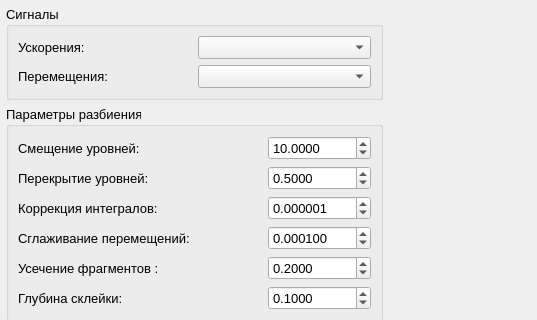
Old version of the form gui/LevelsWindow.ui in the repository Qinterfly/EvalSig; both pictures show x 0 to 537 and y 0 to 320 of the 895 by 574 pixel window.
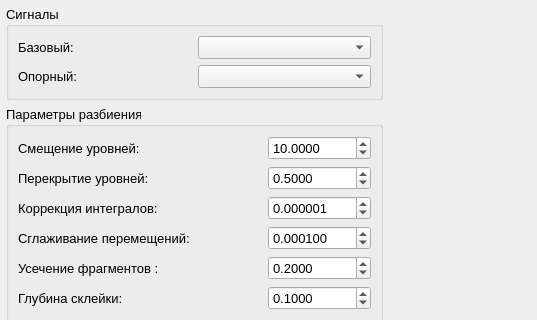
New version of the form. Custom widgets are drawn as their Qt base class.

Commit message: v1.5.7. Исправлены недоработки построения графиков. Проведено переименование ускорения -> базовый, перемещения -> опорный

Diff of the .ui file:
```diff
--- a/gui/LevelsWindow.ui
+++ b/gui/LevelsWindow.ui
@@ -61,7 +61,7 @@
        </property>
        <property name="minimumSize">
         <size>
-         <width>333</width>
+         <width>360</width>
          <height>0</height>
         </size>
        </property>
@@ -78,7 +78,7 @@
         <item row="0" column="0">
          <widget class="QLabel" name="labelAccel">
           <property name="text">
-           <string>Ускорения:</string>
+           <string>Базовый:</string>
           </property>
          </widget>
         </item>
@@ -98,7 +98,7 @@
         <item row="1" column="0">
          <widget class="QLabel" name="labelDisplacement">
           <property name="text">
-           <string>Перемещения:</string>
+           <string>Опорный:</string>
           </property>
          </widget>
         </item>
```
Left out of the diff: 12 changed lines with no effect on the pictures. The commit also changes 7 other files.
